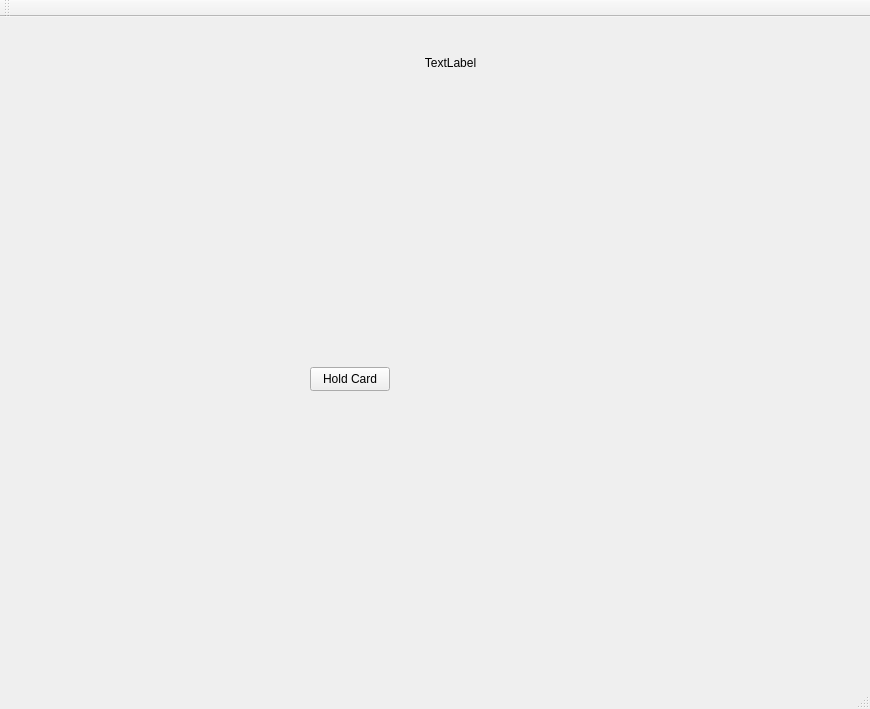
First picture: the form in BlackJack/FrontEnd/FrontEnd.ui, repository HookMyHooks/CatsCard, before the edit.
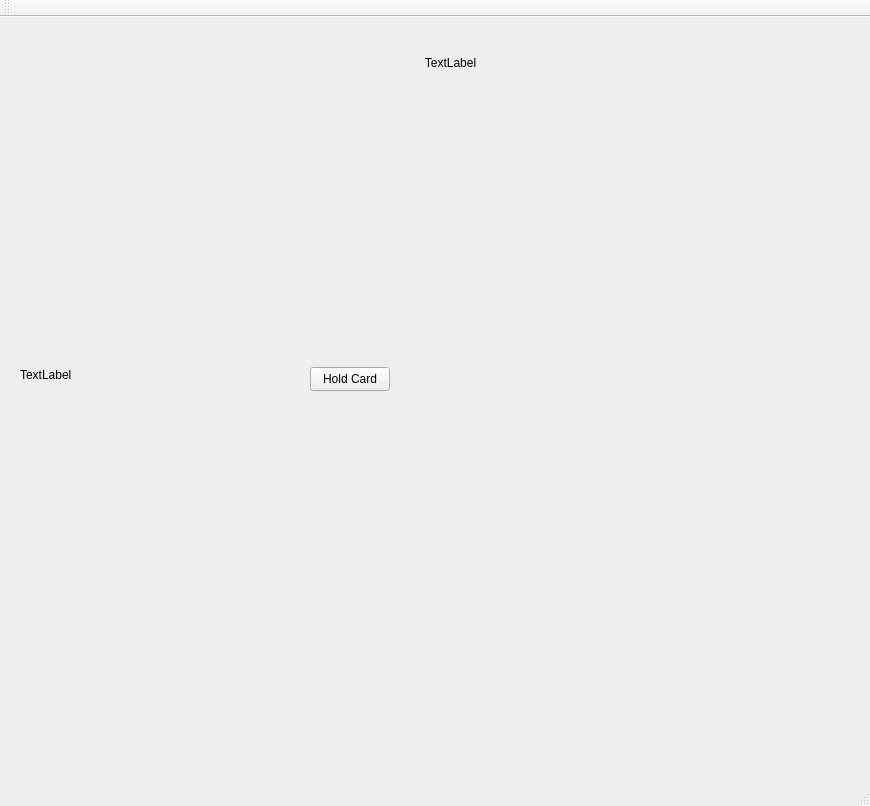
Second picture: the form after the edit. Icons and pictures are not drawn.

What changed in the file:
```diff
--- a/BlackJack/FrontEnd/FrontEnd.ui
+++ b/BlackJack/FrontEnd/FrontEnd.ui
@@ -7,7 +7,7 @@
     <x>0</x>
     <y>0</y>
     <width>870</width>
-    <height>709</height>
+    <height>806</height>
    </rect>
   </property>
   <property name="windowTitle">
@@ -106,6 +106,19 @@
      <string/>
     </property>
    </widget>
+   <widget class="QLabel" name="currentPlayerPointsLabel">
+    <property name="geometry">
+     <rect>
+      <x>20</x>
+      <y>350</y>
+      <width>141</width>
+      <height>16</height>
+     </rect>
+    </property>
+    <property name="text">
+     <string>TextLabel</string>
+    </property>
+   </widget>
   </widget>
   <widget class="QMenuBar" name="menuBar">
    <property name="geometry">
```
